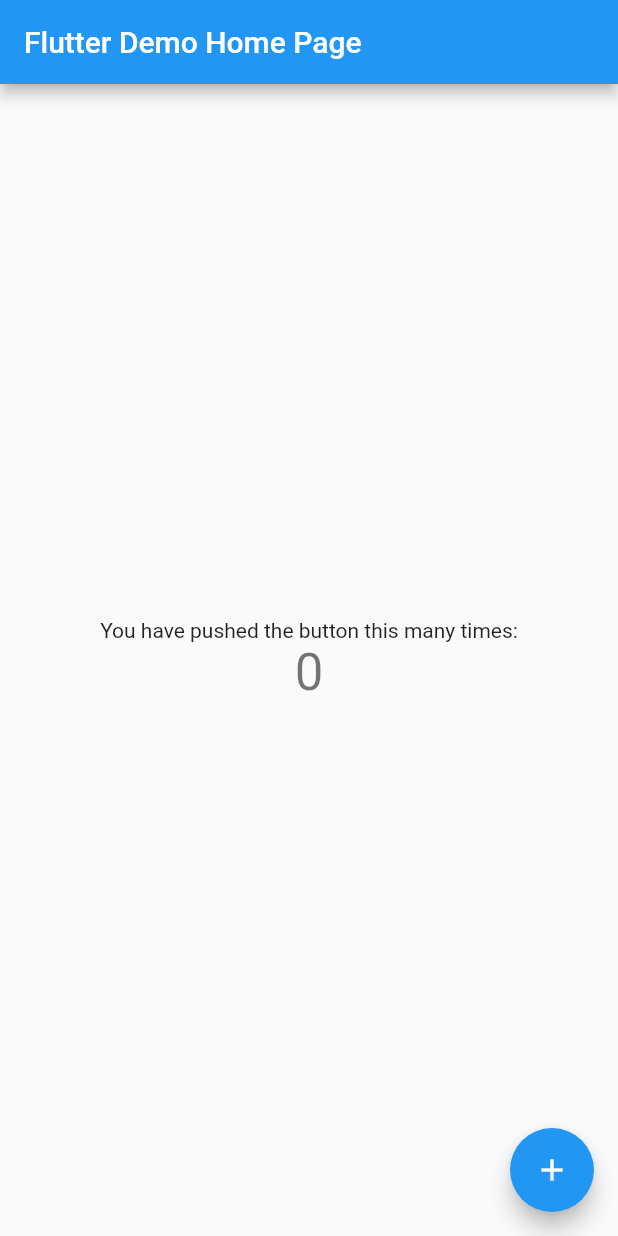
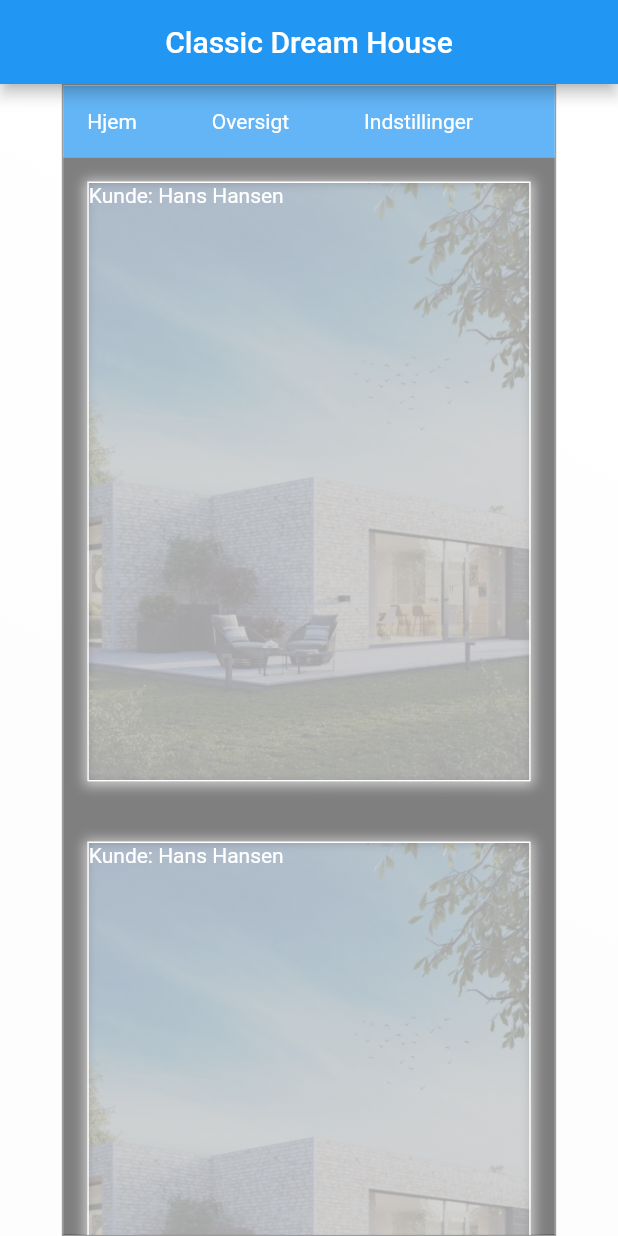
Before and after one commit to NTThyssen/ClassicDreamHouse, a Flutter app: the screen it shows after launch, on a phone screen of 412 x 824 dp. Run offline on Flutter 3.47's test engine with Material 2 defaults, Android fonts, the phone set to English and light mode, and no system bars; drawn by our look-alikes of sticky_headers.

Commit message:
new project structure

```diff
--- /dev/null
+++ b/classic_dream_house_web/lib/Screens/homeScreen.dart
@@ -0,0 +1,92 @@
+import 'package:classic_dream_house_web/Widgets/projectWidget.dart';
+import 'package:flutter/material.dart';
+import 'package:sticky_headers/sticky_headers/widget.dart';
+
+class HomeScreen extends StatefulWidget {
+  @override
+  _HomeScreenState createState() => _HomeScreenState();
+}
+
+class _HomeScreenState extends State<HomeScreen> {
+  @override
+  Widget build(BuildContext context) {
+    return Scaffold(
+      appBar: AppBar(
+        title: Text("Classic Dream House"),
+        centerTitle: true,
+      ),
+      body: LayoutBuilder(
+          builder: (BuildContext context, BoxConstraints constraints) {
+            return Container(
+              decoration: BoxDecoration(
+                  gradient: LinearGradient(
+                      begin: Alignment.topRight,
+                      end: Alignment.bottomLeft,
+                      stops: [
+                        0.1,
+                        0.6
+                      ],
+                      colors: [
+                        Colors.white,
+                        Colors.white70
+                      ])),
+              child: Center(
+                child: Container(
+                  decoration: BoxDecoration(
+                    border: Border.all(color: Colors.grey),
+                  ),
+                  width: MediaQuery.of(context).size.width*0.80,
+                  child: ListView.builder(
+                    itemCount: 1,
+                    itemBuilder: (BuildContext context, int index){
+                      return StickyHeader(
+                        header: Container(
+                           color: Colors.blue.withOpacity(0.7),
+                          width: MediaQuery.of(context).size.width*0.80,
+                          child: Padding(
+                            padding: EdgeInsets.all(16),
+                            child: Wrap(
+                              spacing: 50,
+                              children: [
+                                Text("Hjem", style: TextStyle(color: Colors.white),),
+                                Text("Oversigt", style: TextStyle(color: Colors.white),),
+                                Text("Indstillinger", style: TextStyle(color: Colors.white))
+                              ],
+                            ),
+                          ),
+                        ),
+
+                        content: Container(
+                          width: MediaQuery.of(context).size.width*0.80,
+                          color: Colors.transparent.withOpacity(0.5),
+                          child: Padding(
+                            padding: const EdgeInsets.all(16.0),
+                            child: Wrap(
+                              alignment: WrapAlignment.spaceEvenly,
+                              spacing: 100,
+                              runSpacing: 40,
+                              children: [
+                                ProjectWidget(),
+                                ProjectWidget(),
+                                ProjectWidget(),
+                                ProjectWidget(),
+                                ProjectWidget(),
+                                ProjectWidget(),
+                                ProjectWidget(),
+                                ProjectWidget(),
+                                ProjectWidget(),
+                              ],
+                            ),
+                          ),
+                        ),
+                      );
+                    }
+
+                    ),
+                ),
+              ),
+            );
+          }),
+    );
+  }
+}
--- /dev/null
+++ b/classic_dream_house_web/lib/Widgets/projectWidget.dart
@@ -0,0 +1,35 @@
+import 'package:flutter/material.dart';
+
+class ProjectWidget extends StatefulWidget {
+  @override
+  _ProjectWidgetState createState() => _ProjectWidgetState();
+}
+
+class _ProjectWidgetState extends State<ProjectWidget> {
+  @override
+  Widget build(BuildContext context) {
+    return Container(
+        width: 400,
+        height: 400,
+        decoration: BoxDecoration(
+          boxShadow: [
+            BoxShadow(
+              color: Colors.white.withOpacity(0.6),
+              spreadRadius: 2,
+              blurRadius: 6,
+              offset: Offset(0, 1), // changes position of shadow
+            ),
+          ],
+          border: Border.all(color: Colors.white),
+          image: DecorationImage(
+            colorFilter: new ColorFilter.mode(Colors.transparent.withOpacity(0.2), BlendMode.dstATop),
+            image: AssetImage("images/funkHouse.jpg"),
+            fit: BoxFit.cover,
+          ),
+        ),
+        child: Container(
+          child: Text("Kunde: Hans Hansen", style: TextStyle(color: Colors.white),),
+        )
+      );
+  }
+}
--- a/classic_dream_house_web/lib/main.dart
+++ b/classic_dream_house_web/lib/main.dart
@@ -1,3 +1,4 @@
+import 'package:classic_dream_house_web/Screens/homeScreen.dart';
 import 'package:flutter/material.dart';
 
 void main() {
@@ -11,103 +12,9 @@
     return MaterialApp(
       title: 'Flutter Demo',
       theme: ThemeData(
-        // This is the theme of your application.
-        //
-        // Try running your application with "flutter run". You'll see the
-        // application has a blue toolbar. Then, without quitting the app, try
-        // changing the primarySwatch below to Colors.green and then invoke
-        // "hot reload" (press "r" in the console where you ran "flutter run",
-        // or simply save your changes to "hot reload" in a Flutter IDE).
-        // Notice that the counter didn't reset back to zero; the application
-        // is not restarted.
         primarySwatch: Colors.blue,
       ),
-      home: MyHomePage(title: 'Flutter Demo Home Page'),
+      home: HomeScreen(),
     );
   }
 }
-
-class MyHomePage extends StatefulWidget {
-  MyHomePage({Key key, this.title}) : super(key: key);
-
-  // This widget is the home page of your application. It is stateful, meaning
-  // that it has a State object (defined below) that contains fields that affect
-  // how it looks.
-
-  // This class is the configuration for the state. It holds the values (in this
-  // case the title) provided by the parent (in this case the App widget) and
-  // used by the build method of the State. Fields in a Widget subclass are
-  // always marked "final".
-
-  final String title;
-
-  @override
-  _MyHomePageState createState() => _MyHomePageState();
-}
-
-class _MyHomePageState extends State<MyHomePage> {
-  int _counter = 0;
-
-  void _incrementCounter() {
-    setState(() {
-      // This call to setState tells the Flutter framework that something has
-      // changed in this State, which causes it to rerun the build method below
-      // so that the display can reflect the updated values. If we changed
-      // _counter without calling setState(), then the build method would not be
-      // called again, and so nothing would appear to happen.
-      _counter++;
-    });
-  }
-
-  @override
-  Widget build(BuildContext context) {
-    // This method is rerun every time setState is called, for instance as done
-    // by the _incrementCounter method above.
-    //
-    // The Flutter framework has been optimized to make rerunning build methods
-    // fast, so that you can just rebuild anything that needs updating rather
-    // than having to individually change instances of widgets.
-    return Scaffold(
-      appBar: AppBar(
-        // Here we take the value from the MyHomePage object that was created by
-        // the App.build method, and use it to set our appbar title.
-        title: Text(widget.title),
-      ),
-      body: Center(
-        // Center is a layout widget. It takes a single child and positions it
-        // in the middle of the parent.
-        child: Column(
-          // Column is also a layout widget. It takes a list of children and
-          // arranges them vertically. By default, it sizes itself to fit its
-          // children horizontally, and tries to be as tall as its parent.
-          //
-          // Invoke "debug painting" (press "p" in the console, choose the
-          // "Toggle Debug Paint" action from the Flutter Inspector in Android
-          // Studio, or the "Toggle Debug Paint" command in Visual Studio Code)
-          // to see the wireframe for each widget.
-          //
-          // Column has various properties to control how it sizes itself and
-          // how it positions its children. Here we use mainAxisAlignment to
-          // center the children vertically; the main axis here is the vertical
-          // axis because Columns are vertical (the cross axis would be
-          // horizontal).
-          mainAxisAlignment: MainAxisAlignment.center,
-          children: <Widget>[
-            Text(
-              'You have pushed the button this many times:',
-            ),
-            Text(
-              '$_counter',
-              style: Theme.of(context).textTheme.headline4,
-            ),
-          ],
-        ),
-      ),
-      floatingActionButton: FloatingActionButton(
-        onPressed: _incrementCounter,
-        tooltip: 'Increment',
-        child: Icon(Icons.add),
-      ), // This trailing comma makes auto-formatting nicer for build methods.
-    );
-  }
-}
--- a/classic_dream_house_web/pubspec.yaml
+++ b/classic_dream_house_web/pubspec.yaml
@@ -28,6 +28,7 @@
   # The following adds the Cupertino Icons font to your application.
   # Use with the CupertinoIcons class for iOS style icons.
   cupertino_icons: ^1.0.2
+  sticky_headers:  ^0.1.8
 
 dev_dependencies:
   flutter_test:
@@ -45,9 +46,8 @@
   uses-material-design: true
 
   # To add assets to your application, add an assets section, like this:
-  # assets:
-  #   - images/a_dot_burr.jpeg
-  #   - images/a_dot_ham.jpeg
+  assets:
+     - images/
 
   # An image asset can refer to one or more resolution-specific "variants", see
   # https://flutter.dev/assets-and-images/#resolution-aware.
--- a/lib/main.dart
+++ /dev/null
@@ -1,114 +0,0 @@
-import 'package:flutter/material.dart';
-
-void main() {
-  runApp(MyApp());
-}
-
-class MyApp extends StatelessWidget {
-  // This widget is the root of your application.
-  @override
-  Widget build(BuildContext context) {
-    return MaterialApp(
-      title: 'Flutter Demo',
-
-      theme: ThemeData(
-        // This is the theme of your application.
-        //
-        // Try running your application with "flutter run". You'll see the
-        // application has a blue toolbar. Then, without quitting the app, try
-        // changing the primarySwatch below to Colors.green and then invoke
-        // "hot reload" (press "r" in the console where you ran "flutter run",
-        // or simply save your changes to "hot reload" in a Flutter IDE).
-        // Notice that the counter didn't reset back to zero; the application
-        // is not restarted.
-        primarySwatch: Colors.blue,
-      ),
-      home: MyHomePage(title: 'Flutter Demo Home Page'),
-    );
-  }
-}
-
-class MyHomePage extends StatefulWidget {
-  MyHomePage({Key key, this.title}) : super(key: key);
-
-  // This widget is the home page of your application. It is stateful, meaning
-  // that it has a State object (defined below) that contains fields that affect
-  // how it looks.
-
-  // This class is the configuration for the state. It holds the values (in this
-  // case the title) provided by the parent (in this case the App widget) and
-  // used by the build method of the State. Fields in a Widget subclass are
-  // always marked "final".
-
-  final String title;
-
-  @override
-  _MyHomePageState createState() => _MyHomePageState();
-}
-
-class _MyHomePageState extends State<MyHomePage> {
-  int _counter = 0;
-
-  void _incrementCounter() {
-    setState(() {
-      // This call to setState tells the Flutter framework that something has
-      // changed in this State, which causes it to rerun the build method below
-      // so that the display can reflect the updated values. If we changed
-      // _counter without calling setState(), then the build method would not be
-      // called again, and so nothing would appear to happen.
-      _counter++;
-    });
-  }
-
-  @override
-  Widget build(BuildContext context) {
-    // This method is rerun every time setState is called, for instance as done
-    // by the _incrementCounter method above.
-    //
-    // The Flutter framework has been optimized to make rerunning build methods
-    // fast, so that you can just rebuild anything that needs updating rather
-    // than having to individually change instances of widgets.
-    return Scaffold(
-      appBar: AppBar(
-        // Here we take the value from the MyHomePage object that was created by
-        // the App.build method, and use it to set our appbar title.
-        title: Text(widget.title),
-      ),
-      body: Center(
-        // Center is a layout widget. It takes a single child and positions it
-        // in the middle of the parent.
-        child: Column(
-          // Column is also a layout widget. It takes a list of children and
-          // arranges them vertically. By default, it sizes itself to fit its
-          // children horizontally, and tries to be as tall as its parent.
-          //
-          // Invoke "debug painting" (press "p" in the console, choose the
-          // "Toggle Debug Paint" action from the Flutter Inspector in Android
-          // Studio, or the "Toggle Debug Paint" command in Visual Studio Code)
-          // to see the wireframe for each widget.
-          //
-          // Column has various properties to control how it sizes itself and
-          // how it positions its children. Here we use mainAxisAlignment to
-          // center the children vertically; the main axis here is the vertical
-          // axis because Columns are vertical (the cross axis would be
-          // horizontal).
-          mainAxisAlignment: MainAxisAlignment.center,
-          children: <Widget>[
-            Text(
-              'You have pushed the button this many times:',
-            ),
-            Text(
-              '$_counter',
-              style: Theme.of(context).textTheme.headline4,
-            ),
-          ],
-        ),
-      ),
-      floatingActionButton: FloatingActionButton(
-        onPressed: _incrementCounter,
-        tooltip: 'Increment',
-        child: Icon(Icons.add),
-      ), // This trailing comma makes auto-formatting nicer for build methods.
-    );
-  }
-}
```
Also changed, not shown: classic_dream_house_web/images/funkHouse.jpg (added), classic_dream_house_web/pubspec.lock, 1 other file.
